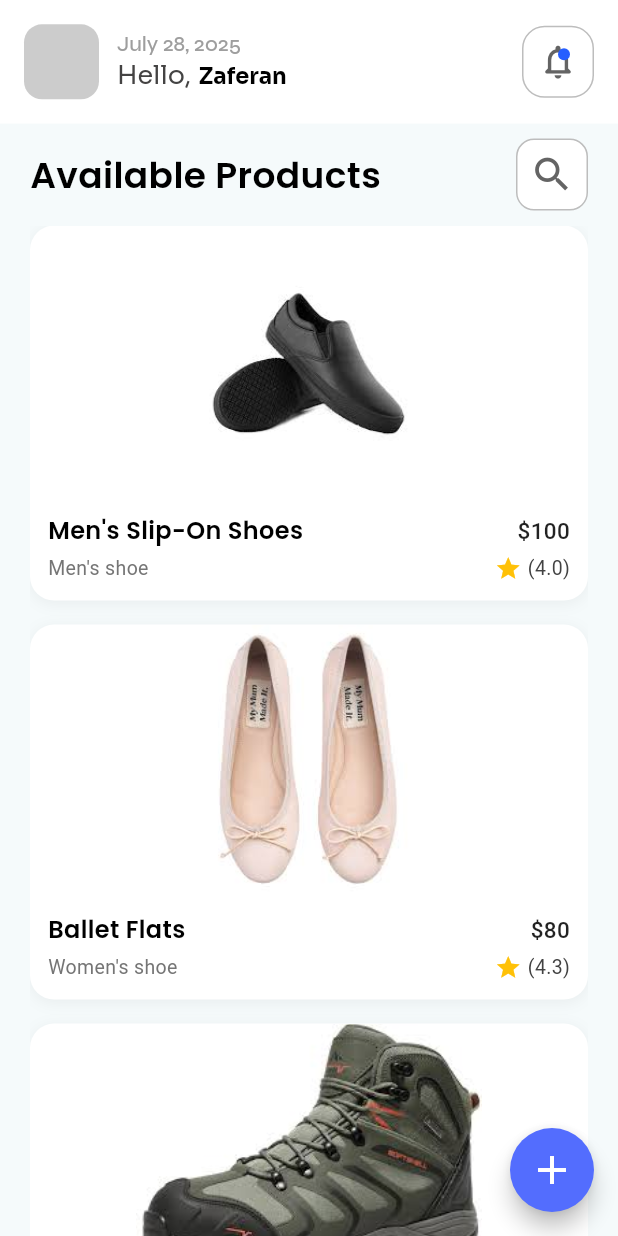
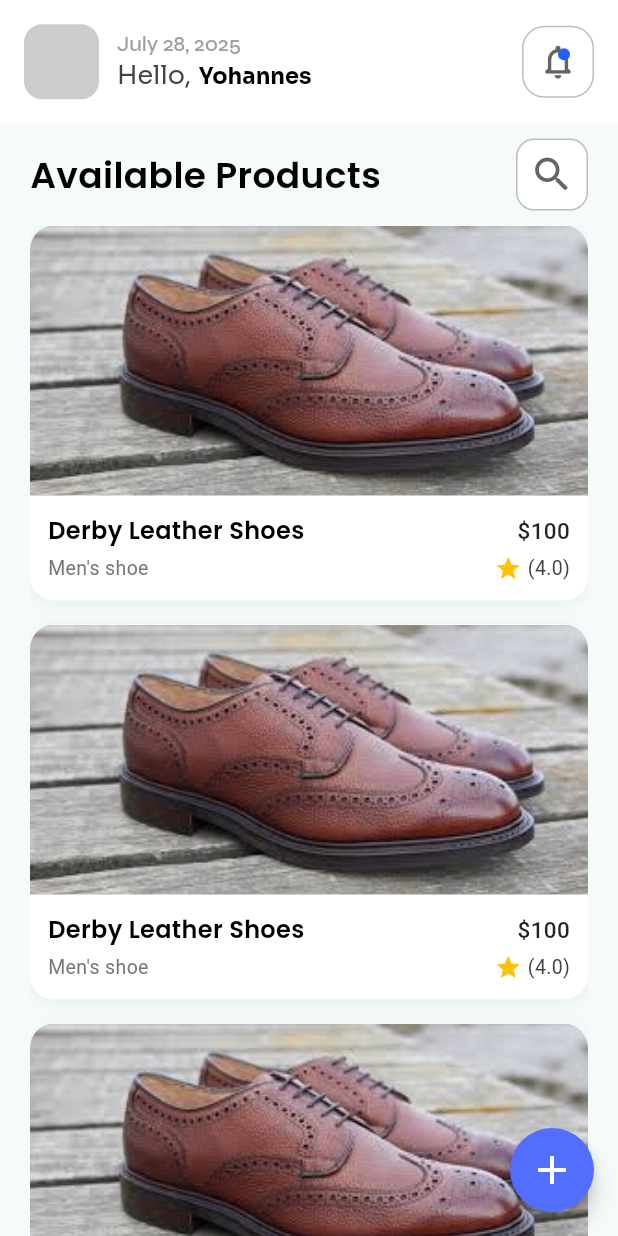
Before and after one commit to Zaf-Mif/2025-project-phase-mobile-tasks, a Flutter app: the screen it shows after launch, on a phone screen of 412 x 824 dp. Run offline on Flutter 3.47's test engine with Material 3 defaults, Android fonts, the phone set to English and light mode, and no system bars; our stand-ins replace google_fonts.

Commit message:
CHanging the image

```diff
--- a/mobile/zaferan/internship/lib/model/products_repository.dart
+++ b/mobile/zaferan/internship/lib/model/products_repository.dart
@@ -2,84 +2,129 @@ import 'package:internship/model/product.dart';
 
 final List<Product> products = [
   Product(
-    name: 'Men\'s Slip-On Shoes',
-    image: 'images/slip_on_shoes.jpg',
+    name: 'Derby Leather Shoes',
+    image: 'images/derby_leather_shoes.jpg',
     gender: 'Men\'s',
     price: 100,
     rating: 4.0,
-    description: 'A slip-on leather shoe is a classic and convenient footwear option known for its laceless design, allowing easy wear and removal. This streamlined silhouette offers a relaxed yet refined appearance, ideal for those seeking both comfort and style. Typically crafted from high-quality leather, slip-ons provide durability and sophistication, making them versatile enough for both casual outings and smart-casual settings. With their timeless look and effortless fit, slip-on leather shoes are a dependable addition to any well-rounded wardrobe.',
-    sizes: [40, 41, 42, 43, 44, 45, 46, 47, 48],
+    description: 'A derby leather shoe is a classic and versatile footwear option characterized by its open lacing system, where the shoelace eyelets are sewn on top of the vamp (the upper part of the shoe). This design feature provides a more relaxed and casual look compared to the closed lacing system of oxford shoes. Derby shoes are typically made of high-quality leather, known for its durability and elegance, making them suitable for both formal and casual occasions. With their timeless style and comfortable fit, derby leather shoes are a staple in any well-rounded wardrobe.',
+    sizes: [39,40, 41, 42, 43, 44, 45, 46, 47, 48],
   ),
   Product(
-    name: 'Ballet Flats',
-    image: 'images/ballet_flats.jpg',
-    gender: 'Women\'s',
-    price: 80,
-    rating: 4.3,
-    description:'A ballet flat is a timeless and elegant footwear choice, defined by its simple, low-cut design and close-to-foot fit. Inspired by traditional dance shoes, ballet flats offer a graceful and minimalist look, making them a popular choice for both casual and semi-formal occasions. Often made from supple leather or soft fabrics, they combine comfort with subtle sophistication. With their versatility and classic appeal, ballet flats are a staple in any modern wardrobe.',
-    sizes: [35, 36, 37, 38, 39, 40, 41, 42],
-  ),
-  Product(
-    name: 'Hiking Boots',
-    image: 'images/hiking_boots.jpg',
-    gender: 'Men\'s',
-    price: 150,
-    rating: 4.8,
-    description: 'Hiking shoes are rugged and supportive footwear designed specifically for outdoor adventures and rough terrain. Characterized by their durable construction, reinforced soles, and strong grip, hiking shoes provide stability and protection for long treks. Often made with water-resistant materials and breathable linings, they ensure comfort in various weather conditions. Combining function with all-day wearability, hiking shoes are an essential part of any outdoor enthusiast’s gear.',
-    sizes: [39, 40, 41, 42, 43, 44, 45, 46, 47],
-  ),
-  Product(
-    name: 'Men\'s Slip-On Shoes',
-    image: 'images/slip_on_shoes.jpg',
+    name: 'Derby Leather Shoes',
+    image: 'images/derby_leather_shoes.jpg',
     gender: 'Men\'s',
     price: 100,
     rating: 4.0,
-    description: 'A slip-on leather shoe is a classic and convenient footwear option known for its laceless design, allowing easy wear and removal. This streamlined silhouette offers a relaxed yet refined appearance, ideal for those seeking both comfort and style. Typically crafted from high-quality leather, slip-ons provide durability and sophistication, making them versatile enough for both casual outings and smart-casual settings. With their timeless look and effortless fit, slip-on leather shoes are a dependable addition to any well-rounded wardrobe.',
-    sizes: [40, 41, 42, 43, 44, 45, 46, 47, 48],
+    description: 'A derby leather shoe is a classic and versatile footwear option characterized by its open lacing system, where the shoelace eyelets are sewn on top of the vamp (the upper part of the shoe). This design feature provides a more relaxed and casual look compared to the closed lacing system of oxford shoes. Derby shoes are typically made of high-quality leather, known for its durability and elegance, making them suitable for both formal and casual occasions. With their timeless style and comfortable fit, derby leather shoes are a staple in any well-rounded wardrobe.',
+    sizes: [39,40, 41, 42, 43, 44, 45, 46, 47, 48],
   ),
   Product(
-    name: 'Ballet Flats',
-    image: 'images/ballet_flats.jpg',
-    gender: 'Women\'s',
-    price: 80,
-    rating: 4.3,
-    description:'A ballet flat is a timeless and elegant footwear choice, defined by its simple, low-cut design and close-to-foot fit. Inspired by traditional dance shoes, ballet flats offer a graceful and minimalist look, making them a popular choice for both casual and semi-formal occasions. Often made from supple leather or soft fabrics, they combine comfort with subtle sophistication. With their versatility and classic appeal, ballet flats are a staple in any modern wardrobe.',
-    sizes: [35, 36, 37, 38, 39, 40, 41, 42],
-  ),
-  Product(
-    name: 'Hiking Boots',
-    image: 'images/hiking_boots.jpg',
-    gender: 'Men\'s',
-    price: 150,
-    rating: 4.8,
-    description: 'Hiking shoes are rugged and supportive footwear designed specifically for outdoor adventures and rough terrain. Characterized by their durable construction, reinforced soles, and strong grip, hiking shoes provide stability and protection for long treks. Often made with water-resistant materials and breathable linings, they ensure comfort in various weather conditions. Combining function with all-day wearability, hiking shoes are an essential part of any outdoor enthusiast’s gear.',
-    sizes: [41, 42, 43, 44, 45, 42, 43, 44, 45],
-  ),
-  Product(
-    name: 'Men\'s Slip-On Shoes',
-    image: 'images/slip_on_shoes.jpg',
+    name: 'Derby Leather Shoes',
+    image: 'images/derby_leather_shoes.jpg',
     gender: 'Men\'s',
     price: 100,
     rating: 4.0,
-    description: 'A slip-on leather shoe is a classic and convenient footwear option known for its laceless design, allowing easy wear and removal. This streamlined silhouette offers a relaxed yet refined appearance, ideal for those seeking both comfort and style. Typically crafted from high-quality leather, slip-ons provide durability and sophistication, making them versatile enough for both casual outings and smart-casual settings. With their timeless look and effortless fit, slip-on leather shoes are a dependable addition to any well-rounded wardrobe.',
-    sizes: [39, 40, 41, 42, 43, 44, 45, 46, 47],
+    description: 'A derby leather shoe is a classic and versatile footwear option characterized by its open lacing system, where the shoelace eyelets are sewn on top of the vamp (the upper part of the shoe). This design feature provides a more relaxed and casual look compared to the closed lacing system of oxford shoes. Derby shoes are typically made of high-quality leather, known for its durability and elegance, making them suitable for both formal and casual occasions. With their timeless style and comfortable fit, derby leather shoes are a staple in any well-rounded wardrobe.',
+    sizes: [39,40, 41, 42, 43, 44, 45, 46, 47, 48],
   ),
   Product(
-    name: 'Ballet Flats',
-    image: 'images/ballet_flats.jpg',
-    gender: 'Women\'s',
-    price: 80,
-    rating: 4.3,
-    description:'A ballet flat is a timeless and elegant footwear choice, defined by its simple, low-cut design and close-to-foot fit. Inspired by traditional dance shoes, ballet flats offer a graceful and minimalist look, making them a popular choice for both casual and semi-formal occasions. Often made from supple leather or soft fabrics, they combine comfort with subtle sophistication. With their versatility and classic appeal, ballet flats are a staple in any modern wardrobe.',
-    sizes: [35, 36, 37, 38, 39, 40, 41, 42],
+    name: 'Derby Leather Shoes',
+    image: 'images/derby_leather_shoes.jpg',
+    gender: 'Men\'s',
+    price: 100,
+    rating: 4.0,
+    description: 'A derby leather shoe is a classic and versatile footwear option characterized by its open lacing system, where the shoelace eyelets are sewn on top of the vamp (the upper part of the shoe). This design feature provides a more relaxed and casual look compared to the closed lacing system of oxford shoes. Derby shoes are typically made of high-quality leather, known for its durability and elegance, making them suitable for both formal and casual occasions. With their timeless style and comfortable fit, derby leather shoes are a staple in any well-rounded wardrobe.',
+    sizes: [39,40, 41, 42, 43, 44, 45, 46, 47, 48],
   ),
   Product(
-    name: 'Hiking Boots',
-    image: 'images/hiking_boots.jpg',
+    name: 'Derby Leather Shoes',
+    image: 'images/derby_leather_shoes.jpg',
     gender: 'Men\'s',
-    price: 150,
-    rating: 4.8,
-    description: 'Hiking shoes are rugged and supportive footwear designed specifically for outdoor adventures and rough terrain. Characterized by their durable construction, reinforced soles, and strong grip, hiking shoes provide stability and protection for long treks. Often made with water-resistant materials and breathable linings, they ensure comfort in various weather conditions. Combining function with all-day wearability, hiking shoes are an essential part of any outdoor enthusiast’s gear.',
-    sizes: [41, 42, 43, 44, 45, 42, 43, 44, 45],
+    price: 100,
+    rating: 4.0,
+    description: 'A derby leather shoe is a classic and versatile footwear option characterized by its open lacing system, where the shoelace eyelets are sewn on top of the vamp (the upper part of the shoe). This design feature provides a more relaxed and casual look compared to the closed lacing system of oxford shoes. Derby shoes are typically made of high-quality leather, known for its durability and elegance, making them suitable for both formal and casual occasions. With their timeless style and comfortable fit, derby leather shoes are a staple in any well-rounded wardrobe.',
+    sizes: [39,40, 41, 42, 43, 44, 45, 46, 47, 48],
+  ),
+  Product(
+    name: 'Derby Leather Shoes',
+    image: 'images/derby_leather_shoes.jpg',
+    gender: 'Men\'s',
+    price: 100,
+    rating: 4.0,
+    description: 'A derby leather shoe is a classic and versatile footwear option characterized by its open lacing system, where the shoelace eyelets are sewn on top of the vamp (the upper part of the shoe). This design feature provides a more relaxed and casual look compared to the closed lacing system of oxford shoes. Derby shoes are typically made of high-quality leather, known for its durability and elegance, making them suitable for both formal and casual occasions. With their timeless style and comfortable fit, derby leather shoes are a staple in any well-rounded wardrobe.',
+    sizes: [39,40, 41, 42, 43, 44, 45, 46, 47, 48],
+  ),
+  Product(
+    name: 'Derby Leather Shoes',
+    image: 'images/derby_leather_shoes.jpg',
+    gender: 'Men\'s',
+    price: 100,
+    rating: 4.0,
+    description: 'A derby leather shoe is a classic and versatile footwear option characterized by its open lacing system, where the shoelace eyelets are sewn on top of the vamp (the upper part of the shoe). This design feature provides a more relaxed and casual look compared to the closed lacing system of oxford shoes. Derby shoes are typically made of high-quality leather, known for its durability and elegance, making them suitable for both formal and casual occasions. With their timeless style and comfortable fit, derby leather shoes are a staple in any well-rounded wardrobe.',
+    sizes: [39,40, 41, 42, 43, 44, 45, 46, 47, 48],
+  ),
+  Product(
+    name: 'Derby Leather Shoes',
+    image: 'images/derby_leather_shoes.jpg',
+    gender: 'Men\'s',
+    price: 100,
+    rating: 4.0,
+    description: 'A derby leather shoe is a classic and versatile footwear option characterized by its open lacing system, where the shoelace eyelets are sewn on top of the vamp (the upper part of the shoe). This design feature provides a more relaxed and casual look compared to the closed lacing system of oxford shoes. Derby shoes are typically made of high-quality leather, known for its durability and elegance, making them suitable for both formal and casual occasions. With their timeless style and comfortable fit, derby leather shoes are a staple in any well-rounded wardrobe.',
+    sizes: [39,40, 41, 42, 43, 44, 45, 46, 47, 48],
+  ),
+  Product(
+    name: 'Derby Leather Shoes',
+    image: 'images/derby_leather_shoes.jpg',
+    gender: 'Men\'s',
+    price: 100,
+    rating: 4.0,
+    description: 'A derby leather shoe is a classic and versatile footwear option characterized by its open lacing system, where the shoelace eyelets are sewn on top of the vamp (the upper part of the shoe). This design feature provides a more relaxed and casual look compared to the closed lacing system of oxford shoes. Derby shoes are typically made of high-quality leather, known for its durability and elegance, making them suitable for both formal and casual occasions. With their timeless style and comfortable fit, derby leather shoes are a staple in any well-rounded wardrobe.',
+    sizes: [39,40, 41, 42, 43, 44, 45, 46, 47, 48],
+  ),
+  Product(
+    name: 'Derby Leather Shoes',
+    image: 'images/derby_leather_shoes.jpg',
+    gender: 'Men\'s',
+    price: 100,
+    rating: 4.0,
+    description: 'A derby leather shoe is a classic and versatile footwear option characterized by its open lacing system, where the shoelace eyelets are sewn on top of the vamp (the upper part of the shoe). This design feature provides a more relaxed and casual look compared to the closed lacing system of oxford shoes. Derby shoes are typically made of high-quality leather, known for its durability and elegance, making them suitable for both formal and casual occasions. With their timeless style and comfortable fit, derby leather shoes are a staple in any well-rounded wardrobe.',
+    sizes: [39,40, 41, 42, 43, 44, 45, 46, 47, 48],
+  ),
+  Product(
+    name: 'Derby Leather Shoes',
+    image: 'images/derby_leather_shoes.jpg',
+    gender: 'Men\'s',
+    price: 100,
+    rating: 4.0,
+    description: 'A derby leather shoe is a classic and versatile footwear option characterized by its open lacing system, where the shoelace eyelets are sewn on top of the vamp (the upper part of the shoe). This design feature provides a more relaxed and casual look compared to the closed lacing system of oxford shoes. Derby shoes are typically made of high-quality leather, known for its durability and elegance, making them suitable for both formal and casual occasions. With their timeless style and comfortable fit, derby leather shoes are a staple in any well-rounded wardrobe.',
+    sizes: [39,40, 41, 42, 43, 44, 45, 46, 47, 48],
+  ),
+  Product(
+    name: 'Derby Leather Shoes',
+    image: 'images/derby_leather_shoes.jpg',
+    gender: 'Men\'s',
+    price: 100,
+    rating: 4.0,
+    description: 'A derby leather shoe is a classic and versatile footwear option characterized by its open lacing system, where the shoelace eyelets are sewn on top of the vamp (the upper part of the shoe). This design feature provides a more relaxed and casual look compared to the closed lacing system of oxford shoes. Derby shoes are typically made of high-quality leather, known for its durability and elegance, making them suitable for both formal and casual occasions. With their timeless style and comfortable fit, derby leather shoes are a staple in any well-rounded wardrobe.',
+    sizes: [39,40, 41, 42, 43, 44, 45, 46, 47, 48],
+  ),
+  Product(
+    name: 'Derby Leather Shoes',
+    image: 'images/derby_leather_shoes.jpg',
+    gender: 'Men\'s',
+    price: 100,
+    rating: 4.0,
+    description: 'A derby leather shoe is a classic and versatile footwear option characterized by its open lacing system, where the shoelace eyelets are sewn on top of the vamp (the upper part of the shoe). This design feature provides a more relaxed and casual look compared to the closed lacing system of oxford shoes. Derby shoes are typically made of high-quality leather, known for its durability and elegance, making them suitable for both formal and casual occasions. With their timeless style and comfortable fit, derby leather shoes are a staple in any well-rounded wardrobe.',
+    sizes: [39,40, 41, 42, 43, 44, 45, 46, 47, 48],
+  ),
+  Product(
+    name: 'Derby Leather Shoes',
+    image: 'images/derby_leather_shoes.jpg',
+    gender: 'Men\'s',
+    price: 100,
+    rating: 4.0,
+    description: 'A derby leather shoe is a classic and versatile footwear option characterized by its open lacing system, where the shoelace eyelets are sewn on top of the vamp (the upper part of the shoe). This design feature provides a more relaxed and casual look compared to the closed lacing system of oxford shoes. Derby shoes are typically made of high-quality leather, known for its durability and elegance, making them suitable for both formal and casual occasions. With their timeless style and comfortable fit, derby leather shoes are a staple in any well-rounded wardrobe.',
+    sizes: [39,40, 41, 42, 43, 44, 45, 46, 47, 48],
   ),
 ];
--- a/mobile/zaferan/internship/lib/pages/details_page.dart
+++ b/mobile/zaferan/internship/lib/pages/details_page.dart
@@ -17,10 +17,29 @@ class _DetailsPageState extends State<DetailsPage> {
   Widget build(BuildContext context) {
     final product = widget.product;
     return Scaffold(
-      appBar: AppBar(
-        leadingWidth: 56,
-        leading: Padding(
-          padding: const EdgeInsets.all(8.0),
+      body: Padding(
+        padding: const EdgeInsets.all(16),
+        child: ListView(
+          children: [
+            Stack(
+              children: [
+                ClipRRect(
+                  borderRadius: const BorderRadius.only(
+                    bottomLeft: Radius.circular(20),
+                    bottomRight: Radius.circular(20),
+                    topLeft: Radius.circular(20),
+                    topRight: Radius.circular(20),
+                  ),
+                  child: Image.asset(
+                    product.image,
+                    width: double.infinity,
+                    height: 260,
+                    fit: BoxFit.cover,
+                  ),
+                ),
+                Positioned(
+                  top: 20,
+                  left: 16,
                   child: GestureDetector(
                     onTap: () {
                       Navigator.of(context).pop();
@@ -47,20 +66,8 @@ class _DetailsPageState extends State<DetailsPage> {
                       ),
                     ),
                   ),
-        ),
-      ),
-
-      body: Padding(
-        padding: const EdgeInsets.all(16),
-        child: ListView(
-          children: [
-            ClipRRect(
-              borderRadius: BorderRadius.circular(12),
-              child: Image.asset(
-                product.image,
-                height: 200,
-                fit: BoxFit.contain,
-              ),
+                )
+              ]
             ),
             const SizedBox(height: 16),
 
--- a/mobile/zaferan/internship/lib/widgets/app_bar_content.dart
+++ b/mobile/zaferan/internship/lib/widgets/app_bar_content.dart
@@ -43,7 +43,7 @@ class AppBarContent extends StatelessWidget {
                 ),
                 SizedBox(width: 5.0),
                 Text(
-                  'Zaferan',
+                  'Yohannes',
                   style: GoogleFonts.sora(
                     color: Colors.black,
                     fontWeight: FontWeight.bold,
--- a/mobile/zaferan/internship/lib/widgets/product_card.dart
+++ b/mobile/zaferan/internship/lib/widgets/product_card.dart
@@ -44,7 +44,7 @@ class ProductCard extends StatelessWidget {
                 product.image,
                 width: double.infinity,
                 height: 180,
-                fit: BoxFit.contain,
+                fit: BoxFit.cover,
               ),
             ),
 
```
Also changed, not shown: mobile/zaferan/internship/images/ballet_flats.jpg (deleted), mobile/zaferan/internship/images/derby_leather_shoes.jpg (added), mobile/zaferan/internship/images/details.png (added), mobile/zaferan/internship/images/details1.png (deleted), mobile/zaferan/internship/images/hiking_boots.jpg (deleted), mobile/zaferan/internship/images/home.png, mobile/zaferan/internship/images/running_sport_shoes.jpg (deleted), mobile/zaferan/internship/images/search1.png (added), mobile/zaferan/internship/images/search2.png (deleted), mobile/zaferan/internship/images/slip_on_shoes.jpg (deleted), 1 other file. Lines whose indentation alone changed are shown as unchanged.
